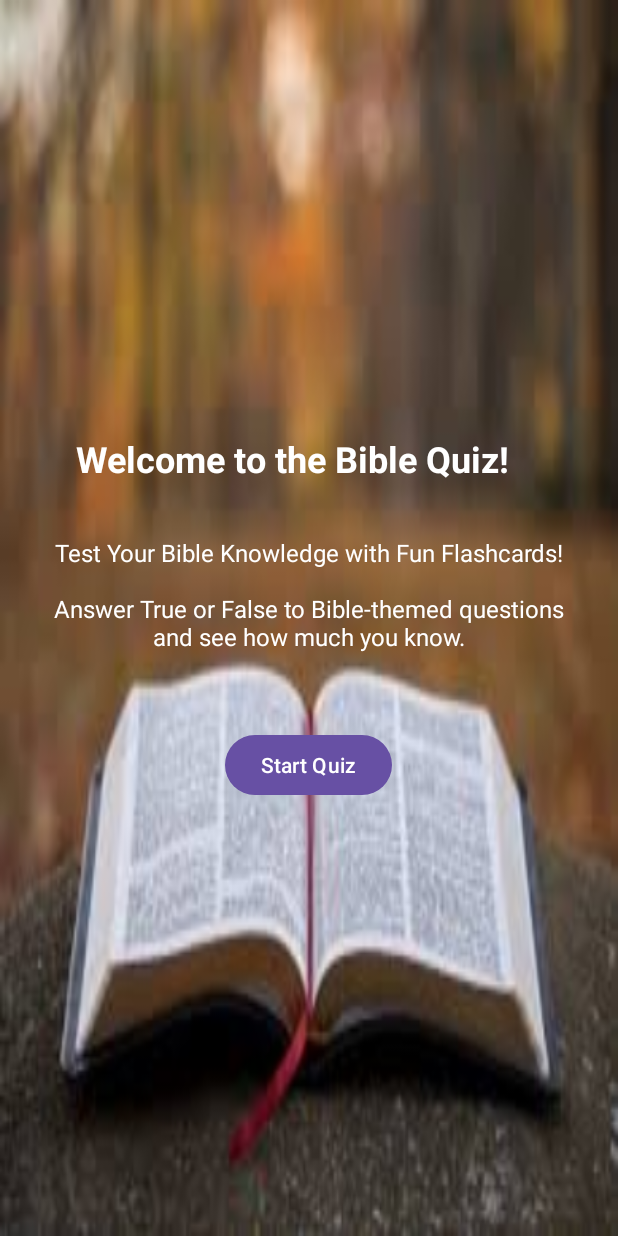
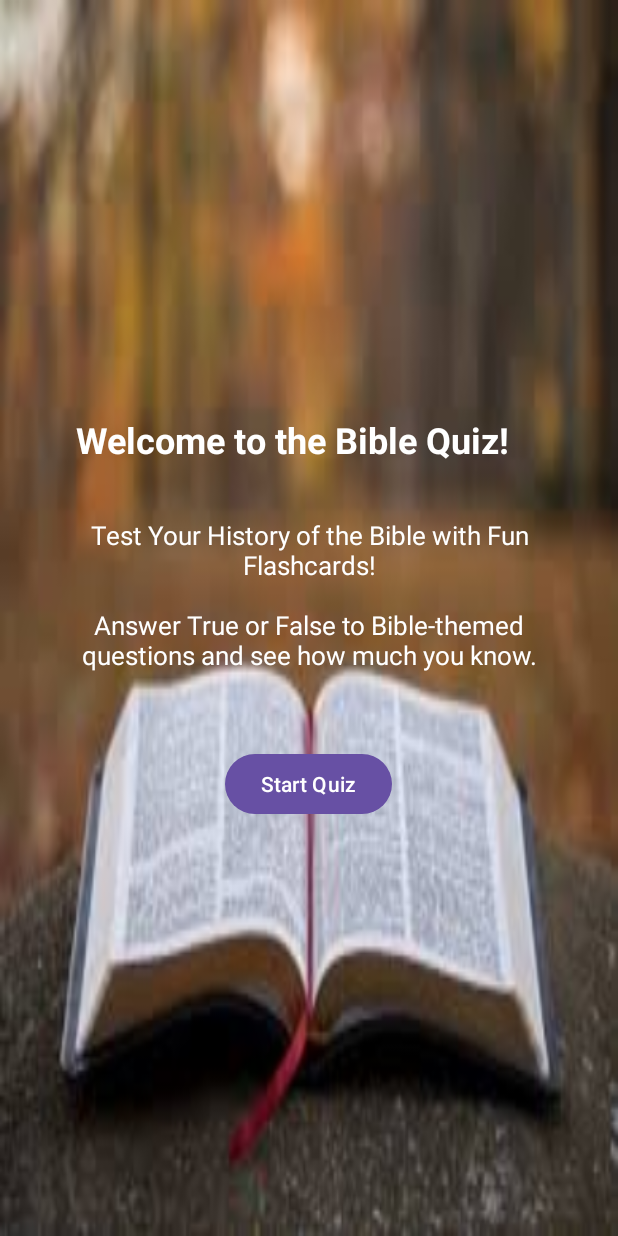
Before and after one commit to ST10494672/Assignment-2_ST10494672., an Android app: the screen it shows after launch (MainActivity), on a phone screen of 412 x 824 dp. Run offline under Robolectric (Android 15) with nearby library versions, the phone set to English and light mode, and no system bars.

Commit message:
Initial commit number 2

```diff
--- a/app/src/main/java/vcmsa/ci/assignment2/MainActivity.kt
+++ b/app/src/main/java/vcmsa/ci/assignment2/MainActivity.kt
@@ -9,22 +9,22 @@ import android.content.Intent
 class MainActivity : AppCompatActivity() {
 
     // Array of flashcard questions
-    private val questions = arrayOf(
-        "Nelson Mandela became South Africa's first black president in 1994.",
-        "The Berlin Wall fell in 1989.",
-        "World War II lasted from 1939 to 1945.",
-        "The United States landed on the moon in 1969.",
-        "The French Revolution began in 1789."
+     val questions = arrayOf(
+        "Were parts of the bible originally written in Greek.",
+        "Did the Dead Sea Scrolls help confirm the accuracy of Old Testament Texts.",
+        "Was Paul one of the main writers of the New Testament Letters.",
+        "Did early church councils help define Christian beliefs.",
+        "Was the Bible translated into English before it was written in Hebrew."
     )
 
     // Array of corresponding answers (true/false)
-    private val answers = arrayOf(true, true, true, true, true)
+    val answers = arrayOf(true, true, true, true, true)
 
     // Current question index
-    private var currentQuestionIndex = 0
+     var currentQuestionIndex = 0
 
     // User score
-    private var score = 0
+     var score = 0
 
     override fun onCreate(savedInstanceState: Bundle?) {
         super.onCreate(savedInstanceState)
@@ -35,6 +35,7 @@ class MainActivity : AppCompatActivity() {
         // Set up start button click listener
         val startButton = findViewById<Button>(R.id.btn_start)
         startButton.setOnClickListener {
+
             // Launch the quiz activity when start is clicked
             val intent = Intent(this, QuizActivity::class.java)
             startActivity(intent)
--- a/app/src/main/java/vcmsa/ci/assignment2/ReviewActivity.kt
+++ b/app/src/main/java/vcmsa/ci/assignment2/ReviewActivity.kt
@@ -8,7 +8,7 @@ import android.widget.Button
 class ReviewActivity : AppCompatActivity() {
 
     // Array of flashcard questions
-    private val questions = arrayOf(
+     val questions = arrayOf(
         "Were parts of the bible originally written in Greek.",
         "Did the Dead Sea Scrolls help confirm the accuracy of Old Testament Texts.",
         "Was Paul one of the main writers of the New Testament Letters.",
@@ -17,7 +17,7 @@ class ReviewActivity : AppCompatActivity() {
     )
 
     // Array of corresponding answers (true/false)
-    private val answers = arrayOf(true, true, true, true, false)
+     val answers = arrayOf(true, true, true, true, false)
 
     override fun onCreate(savedInstanceState: Bundle?) {
         super.onCreate(savedInstanceState)
@@ -37,6 +37,7 @@ class ReviewActivity : AppCompatActivity() {
 
         // Set click listener for Back button
         backButton.setOnClickListener {
+
             // Go back to score screen
             onBackPressed()
         }
--- a/app/src/main/res/layout/activity_welcome.xml
+++ b/app/src/main/res/layout/activity_welcome.xml
@@ -21,11 +21,12 @@
         android:id="@+id/welcome_text"
         android:layout_width="wrap_content"
         android:layout_height="wrap_content"
-        android:text="Test Your Bible Knowledge with Fun Flashcards!\n\nAnswer True or False to Bible-themed questions and see how much you know.\n"
-        android:textSize="16sp"
+        android:layout_marginBottom="30dp"
+        android:text="Test Your History of the Bible with Fun Flashcards!\n\nAnswer True or False to Bible-themed questions and see how much you know.\n"
+        android:textAlignment="center"
         android:textColor="#FFFFFF"
-        android:textAlignment="center"
-        android:layout_marginBottom="32dp"/>
+        android:textSize="17sp" />
+
     <Button
         android:id="@+id/btn_start"
         android:layout_width="wrap_content"
```
Also changed, not shown: app/src/main/java/vcmsa/ci/assignment2/QuizActivity.kt (+9 -7 lines).
